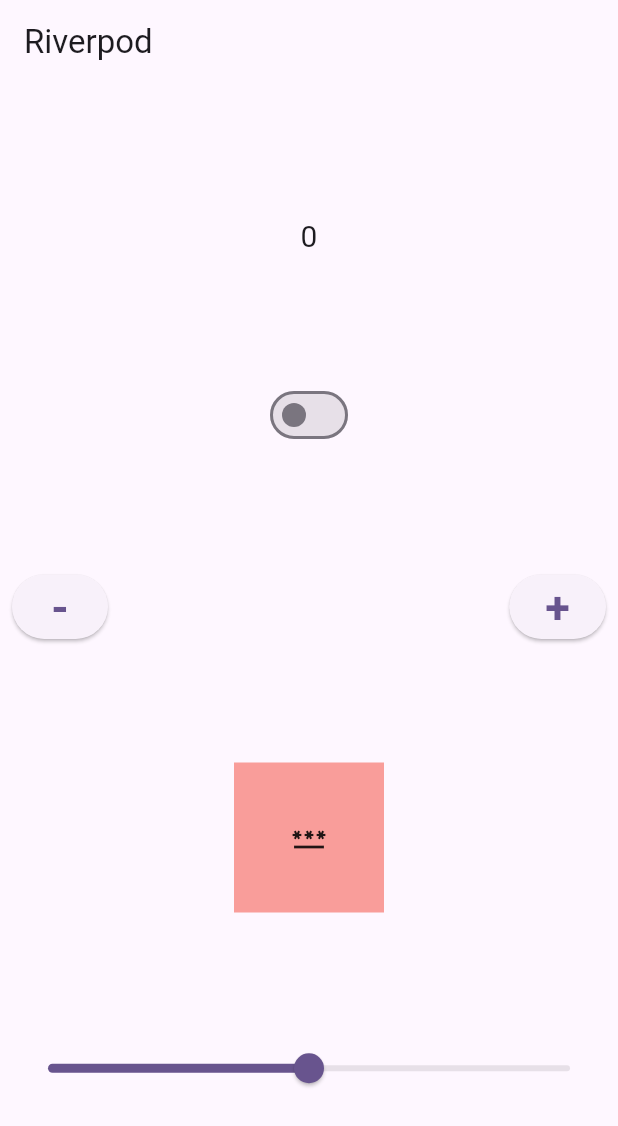
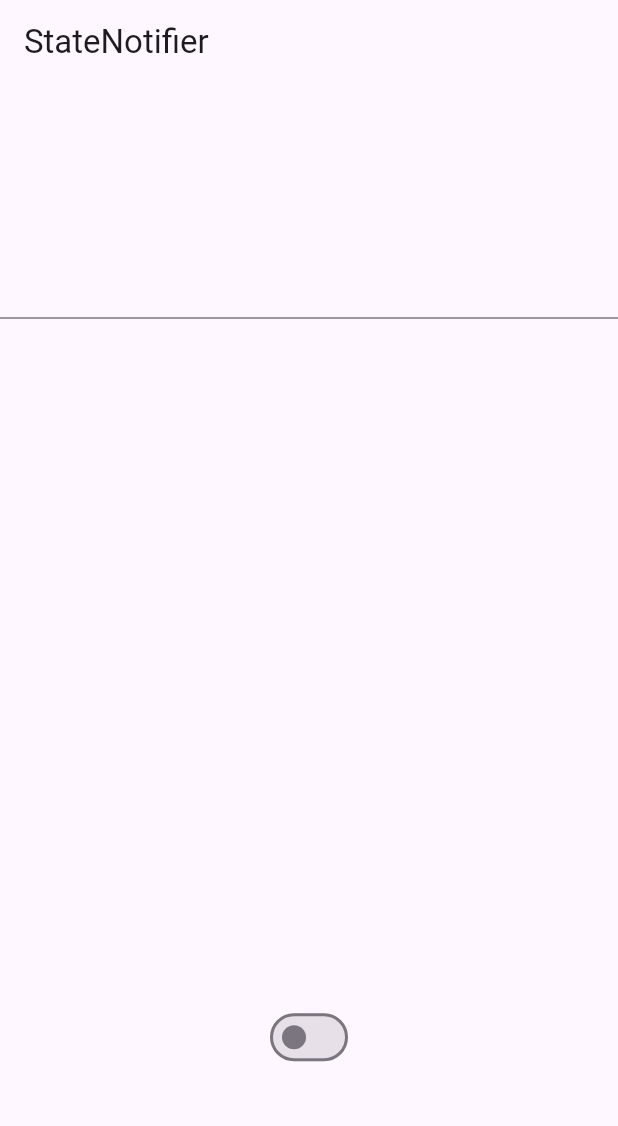
Before and after one commit to 9xRahul/riverpod, a Flutter app: the screen it shows after launch, on a phone screen of 412 x 824 dp. Shown: the top 1126 px of the screen. Run offline on Flutter 3.47's test engine with Material 3 defaults, Android fonts, the phone set to English and light mode, and no system bars; our stand-ins replace flutter_riverpod.

Commit message:
State provider search

```diff
--- a/lib/home_screen.dart
+++ b/lib/home_screen.dart
@@ -1,171 +1,46 @@
 import 'package:flutter/material.dart';
 import 'package:flutter_riverpod/flutter_riverpod.dart';
 import 'slider_provider.dart';
+import 'search_provider.dart';
 
-final counter = StateProvider<int>((ref) {
-  return 0;
-});
-
-final toggle = StateProvider<bool>((ref) {
-  return false;
-});
-
-class HomeScreen extends ConsumerStatefulWidget {
+class HomeScreen extends ConsumerWidget {
   const HomeScreen({super.key});
 
   @override
-  ConsumerState<HomeScreen> createState() => _HomeScreenState();
-}
-
-class _HomeScreenState extends ConsumerState<HomeScreen> {
-  double? tempSlider;
-  @override
-  Widget build(BuildContext context) {
+  Widget build(BuildContext context, WidgetRef ref) {
     return Scaffold(
       appBar: AppBar(
-        title: Text("Riverpod"),
+        title: Text("StateNotifier"),
       ),
-      body: Padding(
-        padding: const EdgeInsets.all(8.0),
-        child: Column(
-          mainAxisAlignment: MainAxisAlignment.spaceEvenly,
+      body: Column(
+        crossAxisAlignment: CrossAxisAlignment.center,
+        mainAxisAlignment: MainAxisAlignment.spaceAround,
         children: [
+          TextField(
+            onChanged: (value) {
+              ref.read(searchProvider.notifier).search(query: value);
+            },
+          ),
           Consumer(builder: (context, ref, child) {
-              final tempCounter = ref.watch(counter);
-              return Text(
-                "$tempCounter",
-                style: TextStyle(fontSize: 20),
-              );
+            final search =
+                ref.watch((searchProvider).select((state) => state.search));
+            return Text(search);
           }),
           Consumer(builder: (context, ref, child) {
-              final tempToggle = ref.watch(toggle);
-
+            final isChanged =
+                ref.watch((searchProvider).select((state) => state.isChanged));
             return Switch(
-                  value: tempToggle,
+              value: isChanged,
               onChanged: (value) {
-                    ref.read(toggle.notifier).state = value;
-                  });
-            }),
-            Row(
-              mainAxisAlignment: MainAxisAlignment.spaceBetween,
-              children: [
-                ElevatedButton(
-                    onPressed: () {
-                      ref.read(counter.notifier).state--;
+                ref.read(searchProvider.notifier).isChanged(isChanged: value);
               },
-                    child: Text(
-                      "-",
-                      style:
-                          TextStyle(fontSize: 30, fontWeight: FontWeight.bold),
-                    )),
-                ElevatedButton(
-                    onPressed: () {
-                      ref.read(counter.notifier).state++;
-                    },
-                    child: Text(
-                      "+",
-                      style:
-                          TextStyle(fontSize: 30, fontWeight: FontWeight.bold),
-                    ))
-              ],
-            ),
-            Consumer(builder: (context, ref, chil) {
-              print("build");
-              final tempSlider =
-                  ref.watch(slider.select((state) => state.showPassword));
-              final tempSlir =
-                  ref.watch(slider.select((state) => state.slider));
-              return GestureDetector(
-                onTap: () {
-                  final stateProvider = ref.read(slider.notifier);
-                  stateProvider.state =
-                      stateProvider.state.copyWith(showPassword: !tempSlider);
-                },
-                child: Container(
-                  height: 100,
-                  width: 100,
-                  decoration: BoxDecoration(color: Colors.red.withOpacity(tempSlir)),
-                  child: Icon(
-                      tempSlider ? Icons.remove_red_eye : Icons.password_sharp),
-                ),
             );
-            }),
-            Consumer(builder: (context, ref, child) {
-              final tempSlider =
-                  ref.watch(slider.select((state) => state.slider));
-              return Slider(
-                  value: tempSlider,
-                  onChanged: (value) {
-                    final stateProvider = ref.read(slider.notifier);
-                    stateProvider.state =
-                        stateProvider.state.copyWith(slider: value);
-                  });
           })
         ],
-        ),
       ),
     );
   }
 }
-// class HomeScreen extends ConsumerWidget {
-//   const HomeScreen({super.key});
-
-//   @override
-//   Widget build(BuildContext context, WidgetRef ref) {
-//     return Scaffold(
-//       appBar: AppBar(
-//         title: Text("Riverpod"),
-//       ),
-//       body: Padding(
-//         padding: const EdgeInsets.all(8.0),
-//         child: Column(
-//           mainAxisAlignment: MainAxisAlignment.spaceEvenly,
-//           children: [
-//             Consumer(builder: (context, ref, child) {
-//               final tempCounter = ref.watch(counter);
-//               return Text(
-//                 "$tempCounter",
-//                 style: TextStyle(fontSize: 20),
-//               );
-//             }),
-//             Consumer(builder: (context, ref, child) {
-//               final tempToggle = ref.watch(toggle);
-
-//               return Switch(
-//                   value: tempToggle,
-//                   onChanged: (value) {
-//                     ref.read(toggle.notifier).state = value;
-//                   });
-//             }),
-//             Row(
-//               mainAxisAlignment: MainAxisAlignment.spaceBetween,
-//               children: [
-//                 ElevatedButton(
-//                     onPressed: () {
-//                       ref.read(counter.notifier).state--;
-//                     },
-//                     child: Text(
-//                       "-",
-//                       style:
-//                           TextStyle(fontSize: 30, fontWeight: FontWeight.bold),
-//                     )),
-//                 ElevatedButton(
-//                     onPressed: () {
-//                       ref.read(counter.notifier).state++;
-//                     },
-//                     child: Text(
-//                       "+",
-//                       style:
-//                           TextStyle(fontSize: 30, fontWeight: FontWeight.bold),
-//                     ))
-//               ],
-//             )
-//           ],
-//         ),
-//       ),
-//     );
-//   }
-// }
 
 // class HomeScreen extends ConsumerStatefulWidget {
 //   const HomeScreen({super.key});
@@ -181,38 +56,13 @@ class _HomeScreenState extends ConsumerState<HomeScreen> {
 //       appBar: AppBar(
 //         title: Text("Riverpod"),
 //       ),
-//       body: Text(
-//         "days",
-//         style: TextStyle(fontSize: 20),
+//       body: Padding(
+//         padding: const EdgeInsets.all(8.0),
+//         child: Column(
+//           mainAxisAlignment: MainAxisAlignment.spaceEvenly,
+//           children: [],
+//         ),
 //       ),
 //     );
 //   }
 // }
-
-// class HomeScreen extends ConsumerStatefulWidget {
-//   const HomeScreen({super.key});
-
-//   @override
-//   ConsumerState<HomeScreen> createState() => _HomeScreenState();
-// }
-
-// class _HomeScreenState extends ConsumerState<HomeScreen> {
-
-//   final days = Provider<int>((ref) {
-//     return 10;
-//   });
-//   @override
-//   Widget build(BuildContext context) {
-//     final counterValue = ref.watch(counter);
-//     final tempDays = ref.watch(days);
-//     return Scaffold(
-//       appBar: AppBar(
-//         title: Text("Riverpod"),
-//       ),
-//       body: Text(
-//         "$learn in $tempDays days",
-//         style: TextStyle(fontSize: 20),
-//       ),
-//     );
-//   }
-// }
--- /dev/null
+++ b/lib/item.dart
@@ -0,0 +1,5 @@
+class Item {
+  String id;
+  String name;
+  Item({required this.id, required this.name});
+}
--- /dev/null
+++ b/lib/search_provider.dart
@@ -0,0 +1,30 @@
+import 'package:flutter_riverpod/flutter_riverpod.dart';
+
+final searchProvider =
+    StateNotifierProvider<SearchNotifier, SearchState>((ref) {
+  return SearchNotifier();
+});
+
+class SearchNotifier extends StateNotifier<SearchState> {
+  SearchNotifier() : super(SearchState(isChanged: false, search: ""));
+
+  void search({required String query}) {
+    state = state.copyWith(search: query);
+  }
+
+  void isChanged({required bool isChanged}) {
+    state = state.copyWith(isChanged: isChanged);
+  }
+}
+
+class SearchState {
+  final String search;
+  final bool isChanged;
+
+  SearchState({required this.isChanged, required this.search});
+
+  SearchState copyWith({String? search, bool? isChanged}) {
+    return SearchState(
+        isChanged: isChanged ?? this.isChanged, search: search ?? this.search);
+  }
+}
```
Also changed, not shown: lib/slider_provider.dart (line endings or trailing spaces). Lines whose indentation alone changed are shown as unchanged.
